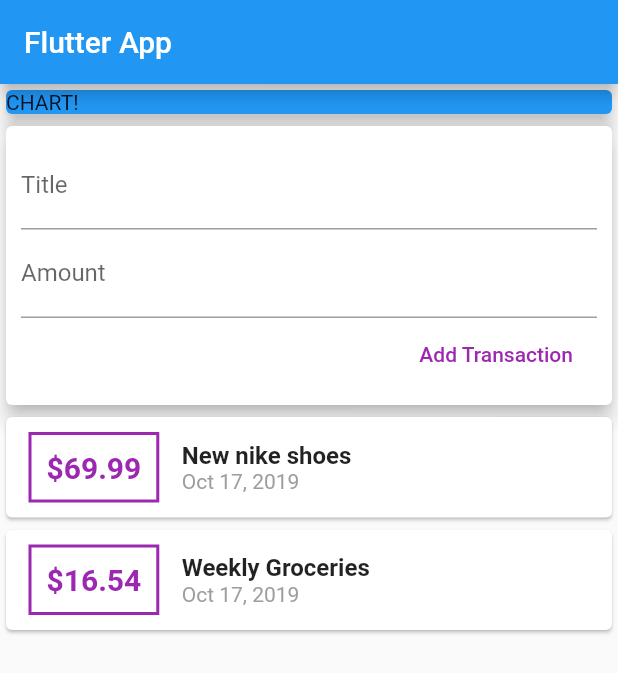
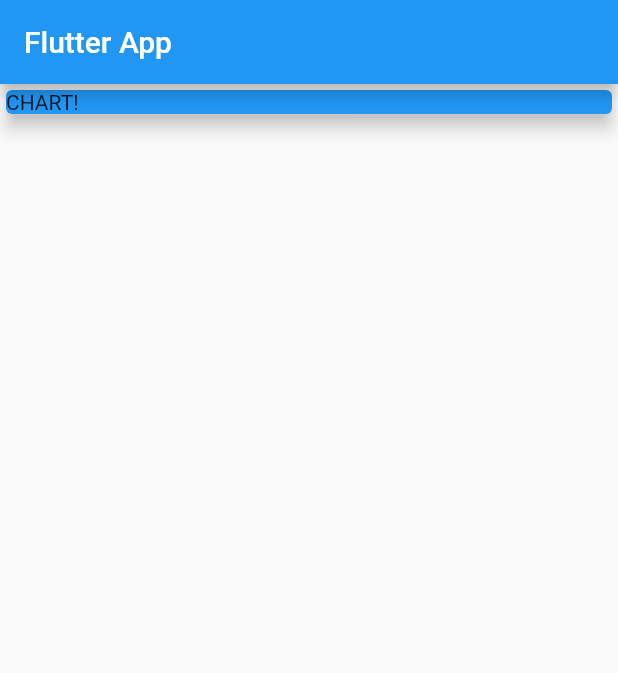
Before and after one commit to Ebanist/personal_expenses, a Flutter app: the screen it shows after launch, on a phone screen of 412 x 824 dp. Shown: the top 673 px of the screen. Run offline on Flutter 3.47's test engine with Material 2 defaults, Android fonts, the phone set to English and light mode, and no system bars.

Commit message:
splitting the ap

```diff
--- a/lib/main.dart
+++ b/lib/main.dart
@@ -1,7 +1,4 @@
 import 'package:flutter/material.dart';
-import 'package:intl/intl.dart';
-
-import './transaction.dart';
 
 void main() => runApp(MyApp());
 
@@ -16,15 +13,10 @@ class MyApp extends StatelessWidget {
 }
 
 class MyHomePage extends StatelessWidget {
-  final List<Transaction> transactions = [
-    Transaction(
-        id: 't1', title: 'New nike shoes', amount: 69.99, date: DateTime.now()),
-    Transaction(
-        id: 't2',
-        title: 'Weekly Groceries',
-        amount: 16.54,
-        date: DateTime.now())
-  ];
+  // String titleInput;
+  // String amountInput;
+  final titleController = TextEditingController();
+  final amountController = TextEditingController();
 
   @override
   Widget build(BuildContext context) {
@@ -44,76 +36,7 @@ class MyHomePage extends StatelessWidget {
               elevation: 5,
             ),
           ),
-          Card(
-            elevation: 5,
-            child: Container(
-              padding: EdgeInsets.all(10),
-              child: Column(
-                crossAxisAlignment: CrossAxisAlignment.end,
-                children: <Widget>[
-                  TextField(
-                    decoration: InputDecoration(labelText: 'Title'),
-                  ),
-                  TextField(
-                    decoration: InputDecoration(labelText: 'Amount'),
-                  ),
-                  FlatButton(
-                    child: Text(
-                      'Add Transaction',
-                    ),
-                    textColor: Colors.purple,
-                    onPressed: () {},
-                  )
-                ],
-              ),
-            ),
-          ),
-          Column(
-              children: transactions.map((tx) {
-            return Card(
-              child: Row(
-                children: <Widget>[
-                  Container(
-                    margin: EdgeInsets.symmetric(
-                      vertical: 10,
-                      horizontal: 15,
-                    ),
-                    decoration: BoxDecoration(
-                      border: Border.all(
-                        color: Colors.purple,
-                        width: 2,
-                      ),
-                    ),
-                    padding: EdgeInsets.all(10),
-                    child: Text(
-                      '\$${tx.amount}',
-                      style: TextStyle(
-                        fontWeight: FontWeight.bold,
-                        fontSize: 20,
-                        color: Colors.purple,
-                      ),
-                    ),
-                  ),
-                  Column(
-                    crossAxisAlignment: CrossAxisAlignment.start,
-                    children: <Widget>[
-                      Text(
-                        tx.title,
-                        style: TextStyle(
-                          fontSize: 16,
-                          fontWeight: FontWeight.bold,
-                        ),
-                      ),
-                      Text(DateFormat.yMMMd().format(tx.date),
-                          style: TextStyle(
-                            color: Colors.grey,
-                          )),
-                    ],
-                  )
-                ],
-              ),
-            );
-          }).toList())
+
         ],
       ),
     );
```
Also changed, not shown: lib/widgets/new_transaction.dart (added, +43 -0 lines), lib/widgets/transaction_list.dart (added, +61 -0 lines), lib/widgets/user_transactions.dart (added, +33 -0 lines), lib/models/transaction.dart (renamed from lib/transaction.dart).
